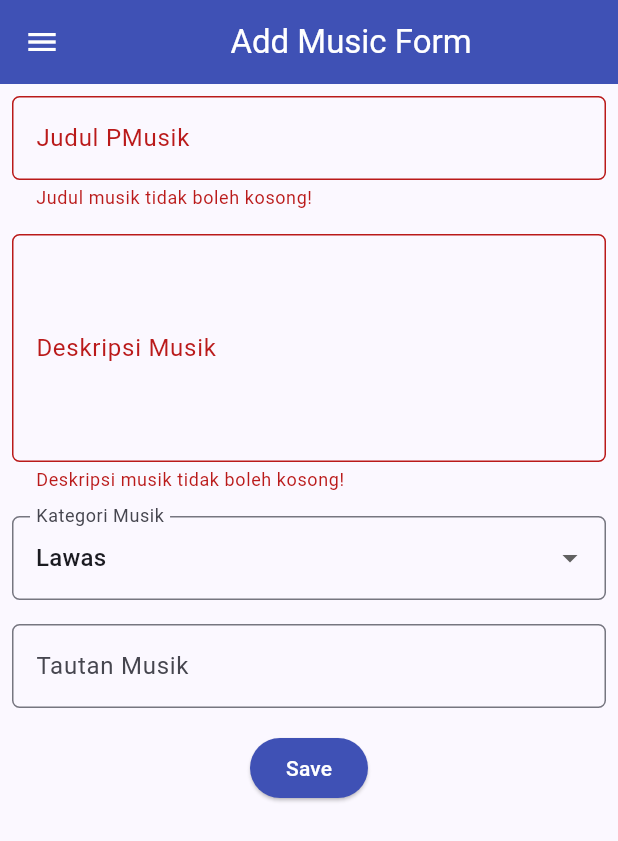
After one commit to alijundi-dotcom/myportofolio_mobile, a Flutter app: the MusicFormPage screen opened directly, after a tap on "Save", on a phone screen of 412 x 824 dp. The commit adds this screen. Shown: the top 841 px of the screen. Run offline on Flutter 3.47's test engine with Material 3 defaults, Android fonts, the phone set to English and light mode, and no system bars; our stand-ins replace material_ui.

Commit message:
feat(Tugas 8): Menambahkan Menu Tambah Musik dan Lihat Musik serta membuat Form untuk Tambah Music

```diff
--- a/lib/screens/menu.dart
+++ b/lib/screens/menu.dart
@@ -1,6 +1,7 @@
 import 'package:material_ui/material_ui.dart';
 import 'package:myportofolio_mobile/widgets/left_drawer.dart';
 import 'package:myportofolio_mobile/widgets/project_card.dart';
+
 // Model Data untuk Item Tombol
 class ItemHomepage {
   final String name;
@@ -22,7 +23,10 @@ class MyHomePage extends StatelessWidget {
   // Daftar Tombol Aksi
   final List<ItemHomepage> items = [
     ItemHomepage("Lihat Proyek", Icons.folder, Colors.blue),
+    ItemHomepage("Lihat Musik", Icons.folder, Colors.blue),
     ItemHomepage("Tambah Proyek", Icons.add_circle, Colors.green),
+    ItemHomepage("Tambah Musik", Icons.add_circle, Colors.green),
+
     ItemHomepage("Logout", Icons.logout, Colors.red),
   ];
 
--- /dev/null
+++ b/lib/screens/music_form.dart
@@ -0,0 +1,216 @@
+import 'package:material_ui/material_ui.dart';
+import 'package:myportofolio_mobile/widgets/left_drawer.dart';
+class MusicFormPage extends StatefulWidget{
+  const MusicFormPage({super.key});
+
+  @override
+  State<MusicFormPage> createState() => _MusicFormPageState();
+
+}
+class _MusicFormPageState extends State<MusicFormPage>{
+  final _formKey = GlobalKey<FormState>();
+
+  String _musicName = "";
+  String _description = "";
+  String _category = "Lawas"; // default
+  String _musicLink = "";
+
+  final List<String> _categories = [
+    'Semangat',
+    'Lawas',
+    'Nasional',
+    'Jawa',
+    'Other',
+  ];
+  bool _isValidUrl(String input){
+    final uri = Uri.tryParse(input);
+    return uri !=null && (uri.scheme =='http' || uri.scheme =='https')
+                      && uri.host.isNotEmpty;
+  }
+  @override
+  Widget build(BuildContext context){
+    return Scaffold(
+      appBar: AppBar(
+        title: const Center(
+          child: Text(
+            'Add Music Form',
+          ),
+        ),
+        backgroundColor: Colors.indigo,
+        foregroundColor: Colors.white,
+      ),
+
+      drawer: const LeftDrawer(),
+      body: Form(
+        key: _formKey,
+        child: SingleChildScrollView(
+          child: Column(
+            crossAxisAlignment: CrossAxisAlignment.start,
+            children: [
+              // === Music Name ===
+              Padding(
+                padding: const EdgeInsets.all(8.0),
+                child: TextFormField(
+                  decoration: InputDecoration(
+                    hintText: "Judul Musik",
+                    labelText: "Judul PMusik",
+                    border: OutlineInputBorder(
+                      borderRadius: BorderRadius.circular(5.0),
+                    ),
+                  ),
+                  onChanged: (String? value) {
+                    setState(() {
+                      _musicName = value!;
+                    });
+                  },
+                  validator: (String? value) {
+                    if (value == null || value.trim().isEmpty) {
+                      return "Judul musik tidak boleh kosong!";
+                    }
+                    return null;
+                  },
+                ),
+              ),
+
+              // === Description ===
+              Padding(
+                padding: const EdgeInsets.all(8.0),
+                child: TextFormField(
+                  maxLines: 5,
+                  decoration: InputDecoration(
+                    hintText: "Deskripsikan musik ini menurut kamu sendiri",
+                    labelText: "Deskripsi Musik",
+                    border: OutlineInputBorder(
+                      borderRadius: BorderRadius.circular(5.0),
+                    ),
+                  ),
+                  onChanged: (String? value) {
+                    setState(() {
+                      _description = value!;
+                    });
+                  },
+                  validator: (String? value) {
+                    if (value == null || value.trim().isEmpty) {
+                      return "Deskripsi musik tidak boleh kosong!";
+                    }
+                    return null;
+                  },
+                ),
+              ),
+
+              // === Category ===
+              Padding(
+                padding: const EdgeInsets.all(8.0),
+                child: DropdownButtonFormField<String>(
+                  decoration: InputDecoration(
+                    labelText: "Kategori Musik",
+                    border: OutlineInputBorder(
+                      borderRadius: BorderRadius.circular(5.0),
+                    ),
+                  ),
+                  initialValue: _category,
+                  items: _categories
+                      .map((category) => DropdownMenuItem(
+                            value: category,
+                            child: Text(category),
+                          ))
+                      .toList(),
+                  onChanged: (String? newValue) {
+                    setState(() {
+                      _category = newValue!;
+                    });
+                  },
+                ),
+              ),
+
+              // === Technologies ===
+
+
+              // === Musik Link ===
+              Padding(
+                padding: const EdgeInsets.all(8.0),
+                child: TextFormField(
+                  decoration: InputDecoration(
+                    hintText: "URL Musik (Contoh: https://youtu.be/HhYItZvsH3o?si=MwSqj-9UD5K5-0Q7) ",
+                    labelText: "Tautan Musik",
+                    border: OutlineInputBorder(
+                      borderRadius: BorderRadius.circular(5.0),
+                    ),
+                  ),
+                  onChanged: (String? value) {
+                    setState(() {
+                      _musicLink = value!;
+                    });
+                  },
+                  validator: (String? value){
+                    if (value !=null && value.trim().isNotEmpty){
+                      if(!_isValidUrl(value.trim())){
+                        return "Format tidak valid. Gunakan http atau https";
+                      }
+                    }
+                    return null;
+                  },
+                ),
+              ),
+
+              // === Tombol Simpan ===
+              Align(
+                alignment: Alignment.bottomCenter,
+                child: Padding(
+                  padding: const EdgeInsets.all(8.0),
+                  child: ElevatedButton(
+                    style: ButtonStyle(
+                      backgroundColor:
+                          WidgetStateProperty.all(Colors.indigo),
+                    ),
+                    onPressed: () {
+                      if (_formKey.currentState!.validate()) {
+                        showDialog(
+                          context: context,
+                          builder: (context) {
+                            return AlertDialog(
+                              title: const Text('Musik berhasil ditambahkan!'),
+                              content: SingleChildScrollView(
+                                child: Column(
+                                  crossAxisAlignment: CrossAxisAlignment.start,
+                                  children: [
+                                    Text('Nama Musik: $_musicName'),
+                                    Text('Deskripsi: $_description'),
+                                    Text('Kategori: $_category'),
+                                    Text('Tautan: $_musicLink'),
+                                  ],
+                                ),
+                              ),
+                              actions: [
+                                TextButton(
+                                  child: const Text('OK'),
+                                  onPressed: () {
+                                    Navigator.pop(context);
+                                    _formKey.currentState!.reset();
+
+                                  },
+                                ),
+                              ],
+
+
+                            );
+                          },
+                        );
+                      }
+                    },
+                    child: const Text(
+                      "Save",
+                      style: TextStyle(color: Colors.white),
+                    ),
+                  ),
+                ),
+              ),
+            ],
+          ),
+
+
+        ),
+      ),
+    );
+  }
+}
--- a/lib/widgets/left_drawer.dart
+++ b/lib/widgets/left_drawer.dart
@@ -1,5 +1,7 @@
 import 'package:myportofolio_mobile/screens/menu.dart';
 import 'package:myportofolio_mobile/screens/project_form.dart';
+import 'package:myportofolio_mobile/screens/music_form.dart';
+
 import 'package:material_ui/material_ui.dart';
 
 class LeftDrawer extends StatelessWidget {
@@ -62,6 +64,20 @@ class LeftDrawer extends StatelessWidget {
               );
             },
           ),
+          ListTile(
+            leading: const Icon(Icons.library_music_outlined),
+            title: const Text('Add Music'),
+            // Navigasi ke halaman tambah musik
+            onTap: () {
+              Navigator.pushReplacement(
+                context,
+                MaterialPageRoute(
+                  builder: (context) => const MusicFormPage(),
+                ),
+              );
+            },
+          ),
+
         ],
       ),
     );
--- a/lib/widgets/project_card.dart
+++ b/lib/widgets/project_card.dart
@@ -1,6 +1,8 @@
 import 'package:material_ui/material_ui.dart';
 import 'package:myportofolio_mobile/screens/menu.dart';
 import 'package:myportofolio_mobile/screens/project_form.dart';
+import 'package:myportofolio_mobile/screens/music_form.dart';
+
 class ItemCard extends StatelessWidget {
   final ItemHomepage item;
 
@@ -24,6 +26,13 @@ class ItemCard extends StatelessWidget {
                 context,
                 MaterialPageRoute(
                   builder: (context) => const ProjectFormPage(),
+                ),
+              );
+            } else if (item.name == "Tambah Musik"){
+              Navigator.push(
+                context,
+                MaterialPageRoute(
+                  builder: (context) => const MusicFormPage(),
                 ),
               );
             }
```
